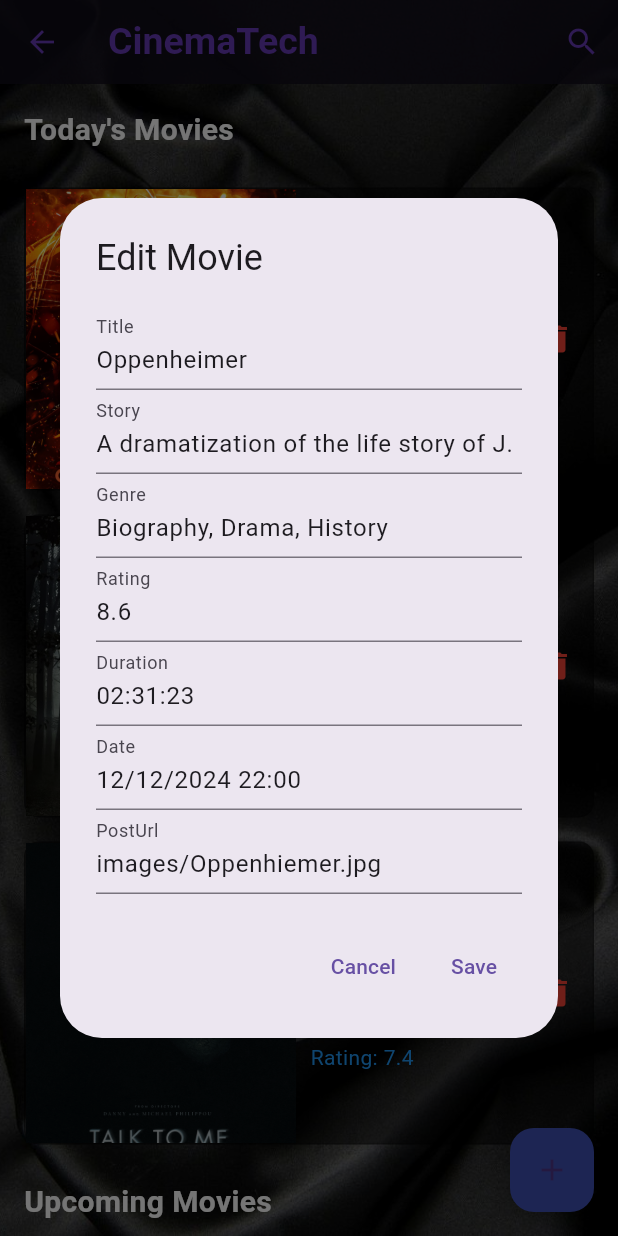
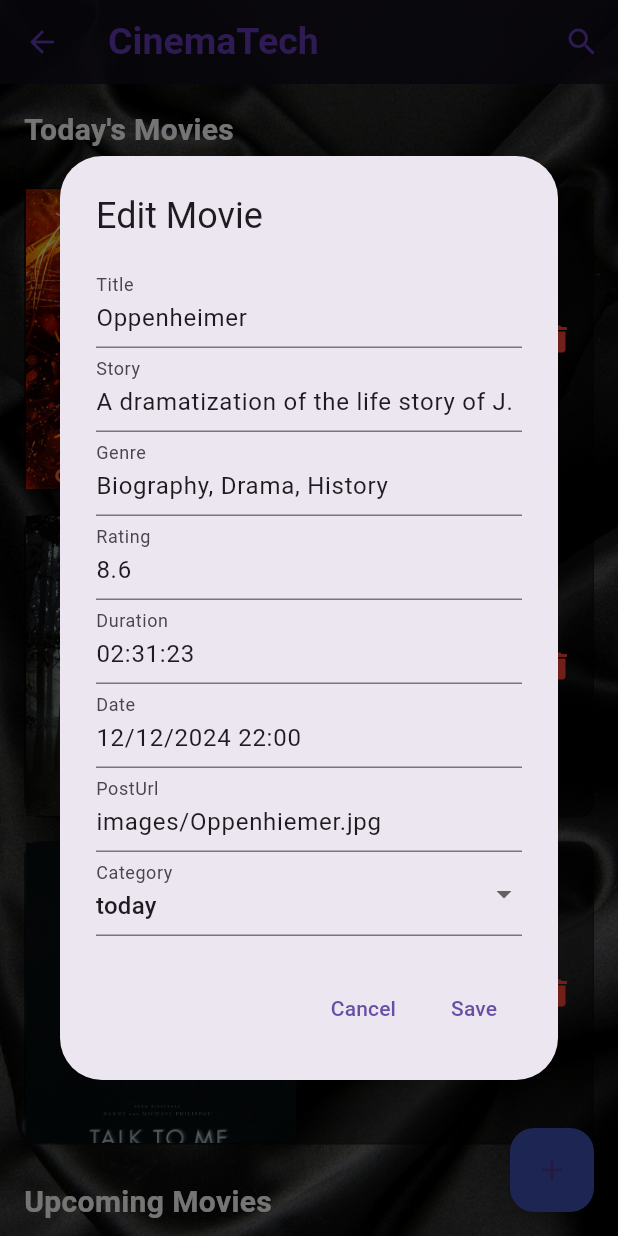
Before and after one commit to M0hammedK/FSP, a Flutter app: the AdminPage screen opened by its route, after a tap on the "edit" icon, on a phone screen of 412 x 824 dp. Run offline on Flutter 3.47's test engine with Material 3 defaults, Android fonts, the phone set to English and light mode, and no system bars; our stand-ins replace image_picker.

Commit message:
1- dropbox when add movie (today or upcoming) still 1- sign up validation

```diff
--- a/lib/adminpage.dart
+++ b/lib/adminpage.dart
@@ -10,12 +10,13 @@ class AdminPage extends StatefulWidget {
   @override
   State<AdminPage> createState() => _AdminPageState();
 }
+final MovieData movieData = MovieData(); // Access the singleton
 
 class _AdminPageState extends State<AdminPage> {
-  final MovieData movieData = MovieData(); // Access the singleton
   String _searchTerm = '';
   Timer? _debounce;
   bool _isSearching = false;
+  List<String> categories = ['today', 'upcoming'];
 
   @override
   Widget build(BuildContext context) {
@@ -32,7 +33,7 @@ class _AdminPageState extends State<AdminPage> {
     }).toList();
 
     return Scaffold(
-      body:Stack(
+        body: Stack(
       children: [
         Positioned.fill(
           child: Image.asset(
@@ -48,8 +49,7 @@ class _AdminPageState extends State<AdminPage> {
                     autofocus: true, // Automatically focus the search field
                     onChanged: (text) {
                       if (_debounce?.isActive ?? false) _debounce?.cancel();
-                _debounce =
-                    Timer(const Duration(milliseconds: 500), () {
+                      _debounce = Timer(const Duration(milliseconds: 500), () {
                         setState(() {
                           _searchTerm = text;
                         });
@@ -97,12 +97,11 @@ class _AdminPageState extends State<AdminPage> {
           ),
           body: Stack(
             children: [
-
               ListView(
                 children: [
                   _buildSectionHeader('Today\'s Movies'),
                   (_searchTerm.isEmpty)
-                      ? _buildMovieList(movieData.todaysMovies , 'today')
+                      ? _buildMovieList(movieData.todaysMovies, 'today')
                       : _buildMovieList(filteredTodaysMovies, 'today'),
                   _buildSectionHeader('Upcoming Movies'),
                   (_searchTerm.isEmpty)
@@ -121,8 +120,7 @@ class _AdminPageState extends State<AdminPage> {
           ),
         ),
       ],
-      )
-    );
+    ));
   }
 
   Widget _buildSectionHeader(String title) {
@@ -186,8 +184,7 @@ class _AdminPageState extends State<AdminPage> {
                     style: const TextStyle(
                         fontWeight: FontWeight.bold,
                         fontSize: 18,
-                      color: Colors.white
-                    ),
+                        color: Colors.white),
                   ),
                   Text(
                     movie['genre'],
@@ -235,6 +232,7 @@ class _AdminPageState extends State<AdminPage> {
         TextEditingController(text: movie['date']);
     final TextEditingController postUrlController =
         TextEditingController(text: movie['posterUrl']);
+    String categoryController = movie['category'];
 
     showDialog(
       context: context,
@@ -274,6 +272,21 @@ class _AdminPageState extends State<AdminPage> {
                   controller: postUrlController,
                   decoration: const InputDecoration(labelText: 'PostUrl'),
                 ),
+                DropdownButtonFormField<String>(
+                  value: categoryController, // Setinitial value
+                  decoration: const InputDecoration(labelText: 'Category'),
+                  items: categories.map((category) {
+                    return DropdownMenuItem<String>(
+                      value: category,
+                      child: Text(category),
+                    );
+                  }).toList(),
+                  onChanged: (value) {
+                    setState(() {
+                      categoryController = value!; // Update categoryController
+                    });
+                  },
+                ),
               ],
             ),
           ),
@@ -294,6 +307,12 @@ class _AdminPageState extends State<AdminPage> {
                   movie['duration'] = durationController.text;
                   movie['date'] = dateController.text;
                   movie['posterUrl'] = postUrlController.text;
+                  if(movie['category'] != categoryController) {
+                    removeMovie(index, movie['category']);
+                    movie['category'] = categoryController;
+                    addMovie(movie);
+                  }
+
                 });
                 Navigator.pop(context); // Close the dialog
               },
@@ -322,11 +341,7 @@ class _AdminPageState extends State<AdminPage> {
             TextButton(
               onPressed: () {
                 setState(() {
-                  if (category == 'today') {
-                    movieData.todaysMovies.removeAt(index);
-                  } else if (category == 'upcoming') {
-                    movieData.upcomingMovies.removeAt(index);
-                  }
+                  removeMovie(index, category);
                 });
                 Navigator.pop(context); // Close the dialog
               },
@@ -346,6 +361,7 @@ class _AdminPageState extends State<AdminPage> {
     final TextEditingController posterUrlController = TextEditingController();
     final TextEditingController durationController = TextEditingController();
     final TextEditingController dateController = TextEditingController();
+    String categoryController = 'today';
 
     showDialog(
       context: context,
@@ -385,6 +401,21 @@ class _AdminPageState extends State<AdminPage> {
                   controller: posterUrlController,
                   decoration: const InputDecoration(labelText: 'Poster URL'),
                 ),
+                DropdownButtonFormField<String>(
+                  value: categoryController, // Setinitial value
+                  decoration: const InputDecoration(labelText: 'Category'),
+                  items: categories.map((category) {
+                    return DropdownMenuItem<String>(
+                      value: category,
+                      child: Text(category),
+                    );
+                  }).toList(),
+                  onChanged: (value) {
+                    setState(() {
+                      categoryController = value!; // Update categoryController
+                    });
+                  },
+                ),
               ],
             ),
           ),
@@ -406,8 +437,9 @@ class _AdminPageState extends State<AdminPage> {
                     'posterUrl': posterUrlController.text,
                     'duration': durationController.text,
                     'date': dateController.text,
+                    'category': categoryController,
                   };
-                  movieData.todaysMovies.add(newMovie); // Add to today's movies
+                  addMovie(newMovie);
                 });
                 Navigator.pop(context); // Close the dialog
               },
@@ -419,3 +451,19 @@ class _AdminPageState extends State<AdminPage> {
     );
   }
 }
+
+void addMovie(Map<String, dynamic> movie) {
+
+  (movie['category'].contains('today'))
+      ? movieData.todaysMovies
+      .add(movie) // Add to today's movies
+      : movieData.upcomingMovies.add(movie);
+}
+
+void removeMovie(int index, category) {
+  if (category.contains('today')) {
+    movieData.todaysMovies.removeAt(index);
+  } else if (category.contains('upcoming')) {
+    movieData.upcomingMovies.removeAt(index);
+  }
+}
```
Lines whose indentation alone changed are shown as unchanged.
